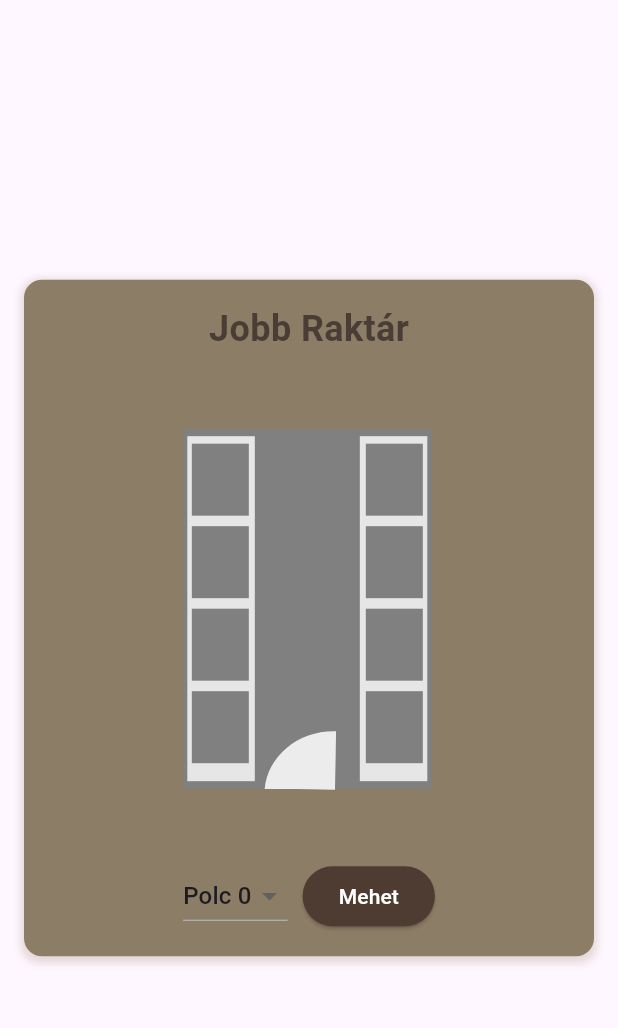
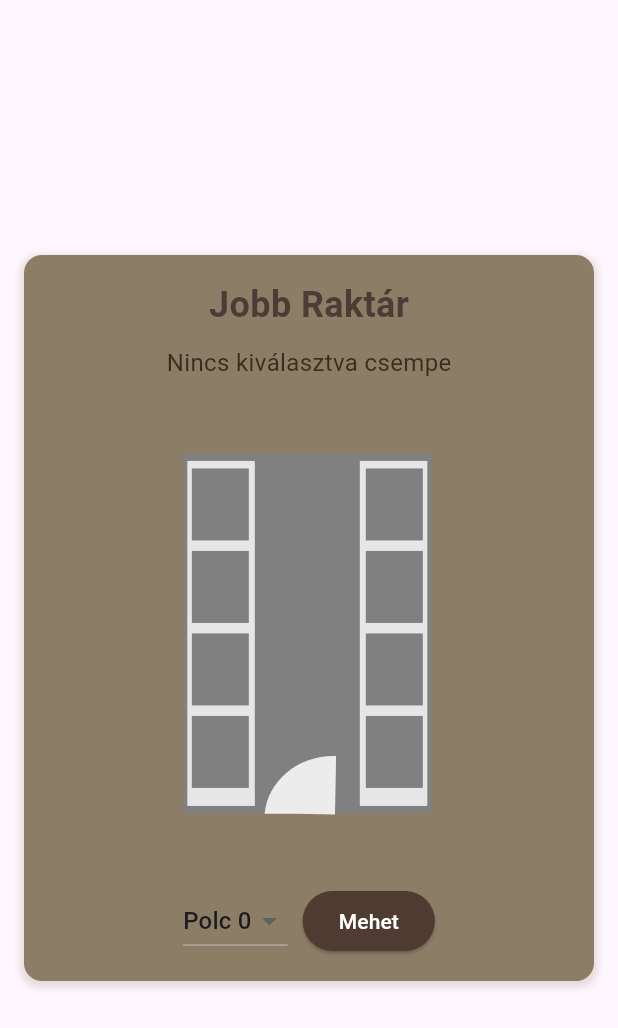
Before and after one commit to KeveXD/KalaApp, a Flutter app: the JobbRaktarWidget widget shown alone on an empty page, opened directly, on a phone screen of 412 x 824 dp. Shown: the top 1028 px of the screen. Run offline on Flutter 3.47's test engine with Material 3 defaults, Android fonts, the phone set to English and light mode, and no system bars; our stand-ins replace cloud_firestore, file_picker, firebase_auth, firebase_core, flutter_riverpod, flutter_svg; accounts and stored records are empty.

Commit message:
csempekivalasztas jo
oooloololl

```diff
--- a/KalaApp/lib/menu_page/menu_desktop.dart
+++ b/KalaApp/lib/menu_page/menu_desktop.dart
@@ -3,7 +3,6 @@ import 'package:flutter_riverpod/flutter_riverpod.dart';
 import 'package:kalaapp/widgets/raktarak/jobb_raktar_widget.dart';
 import '../constants.dart'; // A globális színpaletta importálása
 import '../raktarak/eszkoz_view_model.dart';
-import '../svg/jobb_raktar_svg.dart';
 import '../widgets/eszkoz_widget.dart';
 import '../widgets/raktar_widget.dart';
 import '../widgets/profil_widget.dart';
--- a/KalaApp/lib/svg/jobb_raktar_svg.dart
+++ b/KalaApp/lib/svg/jobb_raktar_svg.dart
@@ -1,57 +1,56 @@
 import 'package:flutter/material.dart';
+import 'package:flutter_riverpod/flutter_riverpod.dart';
 import 'package:flutter_svg/flutter_svg.dart';
+import 'package:kalaapp/svg/svg_viewmodel.dart';
 
-class JobbRaktarSvg extends StatefulWidget {
+class JobbRaktarSvg extends ConsumerWidget {
   @override
-  _JobbRaktarSvgState createState() => _JobbRaktarSvgState();
-}
+  Widget build(BuildContext context, WidgetRef ref) {
+    final svgState = ref.watch(svgViewModelProvider);
+    final selectedId = svgState.selectedId;
 
-class _JobbRaktarSvgState extends State<JobbRaktarSvg> {
-  String? _selectedId;
-
-  @override
-  Widget build(BuildContext context) {
     return Stack(
       children: [
         SvgPicture.string(
-          _buildSvg(),
+          _buildSvg(selectedId),
           fit: BoxFit.contain,
         ),
-        // Kattintható területek a szürke téglalapokhoz
-        _buildRectangleGestureDetector(25, 30, 45, 230, '2'),
-        _buildRectangleGestureDetector(140, 30, 45, 230, '3'),
-        _buildRectangleGestureDetector(28, 35, 38, 48, '4'),
-        _buildRectangleGestureDetector(28, 90, 38, 48, '5'),
-        _buildRectangleGestureDetector(28, 145, 38, 48, '6'),
-        _buildRectangleGestureDetector(28, 200, 38, 48, '7'),
-        _buildRectangleGestureDetector(144, 35, 38, 48, '8'),
-        _buildRectangleGestureDetector(144, 90, 38, 48, '9'),
-        _buildRectangleGestureDetector(144, 145, 38, 48, '10'),
-        _buildRectangleGestureDetector(144, 200, 38, 48, '11'),
+        // Kattintható területek
+        _buildRectangleGestureDetector(ref, 25, 30, 45, 230, '2'),
+        _buildRectangleGestureDetector(ref, 140, 30, 45, 230, '3'),
+        _buildRectangleGestureDetector(ref, 28, 35, 38, 48, '4'),
+        _buildRectangleGestureDetector(ref, 28, 90, 38, 48, '5'),
+        _buildRectangleGestureDetector(ref, 28, 145, 38, 48, '6'),
+        _buildRectangleGestureDetector(ref, 28, 200, 38, 48, '7'),
+        _buildRectangleGestureDetector(ref, 144, 35, 38, 48, '8'),
+        _buildRectangleGestureDetector(ref, 144, 90, 38, 48, '9'),
+        _buildRectangleGestureDetector(ref, 144, 145, 38, 48, '10'),
+        _buildRectangleGestureDetector(ref, 144, 200, 38, 48, '11'),
       ],
     );
   }
 
-  String _buildSvg() {
+  String _buildSvg(String? selectedId) {
     return '''
-    <svg
-      width="100%" height="100%" viewBox="0 0 210 297"
+    <svg width="100%" height="100%" viewBox="0 0 210 297"
       version="1.1" xmlns="http://www.w3.org/2000/svg">
       <g transform="translate(-1.1193467,4.2908295)">
         <rect style="fill:#808080" width="165" height="240" x="22.5" y="25"/>
-        <rect id="rect2" style="fill:${_selectedId == '2' ? '#0000FF' : '#e6e6e6'}" width="45" height="230" x="25" y="30"/>
-        <rect id="rect3" style="fill:${_selectedId == '3' ? '#0000FF' : '#e6e6e6'}" width="45" height="230" x="140" y="30"/>
-        <rect id="rect4" style="fill:${_selectedId == '4' ? '#0000FF' : '#808080'}" width="38" height="48" x="28" y="35"/>
-        <rect id="rect5" style="fill:${_selectedId == '5' ? '#0000FF' : '#808080'}" width="38" height="48" x="28" y="90"/>
-        <rect id="rect6" style="fill:${_selectedId == '6' ? '#0000FF' : '#808080'}" width="38" height="48" x="28" y="145"/>
-        <rect id="rect7" style="fill:${_selectedId == '7' ? '#0000FF' : '#808080'}" width="38" height="48" x="28" y="200"/>
-        <rect id="rect8" style="fill:${_selectedId == '8' ? '#0000FF' : '#808080'}" width="38" height="48" x="144" y="35"/>
-        <rect id="rect9" style="fill:${_selectedId == '9' ? '#0000FF' : '#808080'}" width="38" height="48" x="144" y="90"/>
-        <rect id="rect10" style="fill:${_selectedId == '10' ? '#0000FF' : '#808080'}" width="38" height="48" x="144" y="145"/>
-        <rect id="rect11" style="fill:${_selectedId == '11' ? '#0000FF' : '#808080'}" width="38" height="48" x="144" y="200"/>
+        <rect id="rect2" style="fill:${selectedId == '2' ? '#0000FF' : '#e6e6e6'}" width="45" height="230" x="25" y="30"/>
+        <rect id="rect3" style="fill:${selectedId == '3' ? '#0000FF' : '#e6e6e6'}" width="45" height="230" x="140" y="30"/>
+        <rect id="rect4" style="fill:${selectedId == '4' ? '#0000FF' : '#808080'}" width="38" height="48" x="28" y="35"/>
+        <rect id="rect5" style="fill:${selectedId == '5' ? '#0000FF' : '#808080'}" width="38" height="48" x="28" y="90"/>
+        <rect id="rect6" style="fill:${selectedId == '6' ? '#0000FF' : '#808080'}" width="38" height="48" x="28" y="145"/>
+        <rect id="rect7" style="fill:${selectedId == '7' ? '#0000FF' : '#808080'}" width="38" height="48" x="28" y="200"/>
+        <rect id="rect8" style="fill:${selectedId == '8' ? '#0000FF' : '#808080'}" width="38" height="48" x="144" y="35"/>
+        <rect id="rect9" style="fill:${selectedId == '9' ? '#0000FF' : '#808080'}" width="38" height="48" x="144" y="90"/>
+        <rect id="rect10" style="fill:${selectedId == '10' ? '#0000FF' : '#808080'}" width="38" height="48" x="144" y="145"/>
+        <rect id="rect11" style="fill:${selectedId == '11' ? '#0000FF' : '#808080'}" width="38" height="48" x="144" y="200"/>
+      </g>
 
-      </g>
-      <path
+
+
+         <path
      id="path12"
      style="fill:#ececec;stroke-width:0.364012"
      d="m 121.24554,230.95871 a 46.073051,41.94581 0 0 0 -45.8276,38.53755 c 3.309816,-0.0357 6.620128,-0.0555 9.930063,-0.0565 6.926236,-0.003 13.852347,0.0651 20.777277,0.17887 5.12223,0.0842 10.2456,0.14829 15.36558,0.34322 0.27496,0.0104 0.54964,0.0293 0.82458,0.0405 0.2484,-11.36661 0.50418,-22.7329 0.65995,-34.10168 0.004,-0.33027 0.032,-2.68647 0.0555,-4.83487 a 46.073051,41.94581 0 0 0 -1.78538,-0.10709 z m -46.025977,42.59424 a 46.073051,41.94581 0 0 0 0.002,0.0191 c 0.03539,-0.004 0.07038,-0.0133 0.105798,-0.0183 -0.03593,-2.8e-4 -0.07186,-4.8e-4 -0.107781,-7.7e-4 z" />
@@ -60,44 +59,21 @@ class _JobbRaktarSvgState extends State<JobbRaktarSvg> {
     ''';
   }
 
-  // Kattintható területek létrehozása
-  Widget _buildRectangleGestureDetector(double x, double y, double width, double height, String id) {
+  Widget _buildRectangleGestureDetector(
+      WidgetRef ref, double x, double y, double width, double height, String id) {
     return Positioned(
       left: x,
       top: y,
       child: GestureDetector(
-        onTap: () => _onRectTapped(id),
+        onTap: () {
+          ref.read(svgViewModelProvider.notifier).updateSelectedId(id);
+        },
         child: Container(
           width: width,
           height: height,
-          color: Colors.transparent, // Az átlátszó réteg kattinthatóvá teszi
+          color: Colors.transparent,
         ),
       ),
     );
   }
-
-  void _onRectTapped(String id) {
-    setState(() {
-      _selectedId = id;
-    });
-
-    // Felugró ablak megjelenítése
-   /* showDialog(
-      context: context,
-      builder: (context) {
-        return AlertDialog(
-          title: const Text('Kiválasztott téglalap'),
-          content: Text('A kiválasztott téglalap száma: $id'),
-          actions: [
-            TextButton(
-              onPressed: () {
-                Navigator.of(context).pop(); // Popup bezárása
-              },
-              child: const Text('OK'),
-            ),
-          ],
-        );
-      },
-    );*/
-  }
 }
--- a/KalaApp/lib/widgets/raktarak/jobb_raktar_widget.dart
+++ b/KalaApp/lib/widgets/raktarak/jobb_raktar_widget.dart
@@ -1,26 +1,30 @@
 import 'package:flutter/material.dart';
+import 'package:flutter_riverpod/flutter_riverpod.dart';
 import 'package:flutter_svg/flutter_svg.dart';
 import 'package:kalaapp/svg/jobb_raktar_svg.dart';
 
-import '../../constants.dart'; // Ha szükséges az SVG megjelenítéséhez
+import '../../constants.dart';
+import '../../svg/svg_viewmodel.dart';
 
-class JobbRaktarWidget extends StatefulWidget {
+class JobbRaktarWidget extends ConsumerStatefulWidget {
   const JobbRaktarWidget({Key? key}) : super(key: key);
 
   @override
   _JobbRaktarWidgetState createState() => _JobbRaktarWidgetState();
 }
 
-class _JobbRaktarWidgetState extends State<JobbRaktarWidget> {
-  String selectedShelf = '0'; // Alapértelmezett polc: 0
+class _JobbRaktarWidgetState extends ConsumerState<JobbRaktarWidget> {
+  String selectedShelf = '0';
 
   @override
   Widget build(BuildContext context) {
+    final svgState = ref.watch(svgViewModelProvider);
+    final selectedId = svgState.selectedId;
+
     return Center(
       child: Padding(
         padding: const EdgeInsets.all(16.0),
         child: Container(
-          // Az egész tartalom egy konténerbe kerül
           decoration: BoxDecoration(
             borderRadius: BorderRadius.circular(12),
             color: listItemColor,
@@ -35,27 +39,36 @@ class _JobbRaktarWidgetState extends State<JobbRaktarWidget> {
           ),
           child: Padding(
             padding: const EdgeInsets.all(16.0),
-            child: SingleChildScrollView(  // Görgethetőség engedélyezése
+            child: SingleChildScrollView(
               child: Column(
                 mainAxisAlignment: MainAxisAlignment.center,
                 crossAxisAlignment: CrossAxisAlignment.center,
                 children: [
-                  // Téma színű szöveg a tetején
                   Text(
                     'Jobb Raktár',
                     style: TextStyle(
                       fontSize: 24,
                       fontWeight: FontWeight.bold,
-                      color: primaryTextColor, // Az előzőleg meghatározott szín
+                      color: primaryTextColor,
                     ),
                   ),
+                  const SizedBox(height: 10),
+
+                  // 🔽 Itt jelenítjük meg a kiválasztott csempét
+                  Text(
+                    selectedId != null
+                        ? 'Kiválasztott csempe: $selectedId'
+                        : 'Nincs kiválasztva csempe',
+                    style: TextStyle(
+                      fontSize: 16,
+                      color: secondaryTextColor,
+                    ),
+                  ),
+
                   const SizedBox(height: 20),
-
-                  // SVG képet tartalmazó konténer
                   JobbRaktarSvg(),
                   const SizedBox(height: 20),
 
-                  // Polc kiválasztó
                   Row(
                     mainAxisAlignment: MainAxisAlignment.center,
                     children: [
@@ -76,12 +89,12 @@ class _JobbRaktarWidgetState extends State<JobbRaktarWidget> {
                       const SizedBox(width: 10),
                       ElevatedButton(
                         onPressed: () {
-                          // A gomb működése itt implementálható
                           print('Polc $selectedShelf kiválasztva');
                         },
                         child: const Text('Mehet'),
                         style: ElevatedButton.styleFrom(
-                          foregroundColor: buttonTextColor, backgroundColor: buttonColor,
+                          foregroundColor: buttonTextColor,
+                          backgroundColor: buttonColor,
                         ),
                       ),
                     ],
```
Also changed, not shown: KalaApp/lib/svg/svg_viewmodel.dart (+47 -5 lines).
